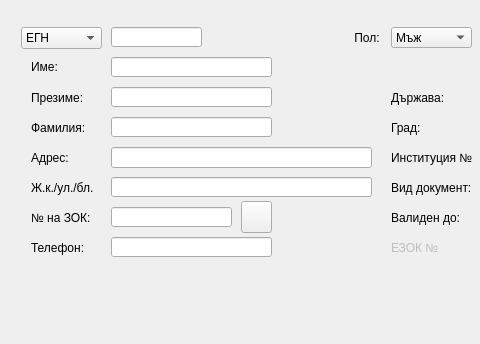
The window that src/View/Widgets/PatientFormDialog.ui (thefinalcutbg/DinoDent) describes before a commit, drawn with Qt 5; both pictures show x 0 to 480 and y 0 to 344 of the 716 by 344 pixel window.
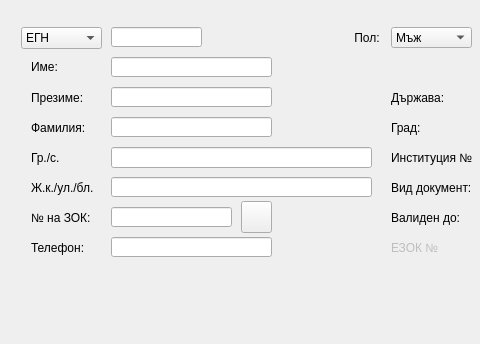
The same window after the commit. Custom widgets are drawn as their Qt base class.

Patch:
```diff
--- a/src/View/Widgets/PatientFormDialog.ui
+++ b/src/View/Widgets/PatientFormDialog.ui
@@ -606,7 +606,7 @@
        </rect>
       </property>
       <property name="text">
-       <string>Адрес:</string>
+       <string>Гр./с.</string>
       </property>
      </widget>
      <widget class="LineEdit" name="HIRBNoEdit">
```
Left out of the diff: 14 changed lines with no effect on the pictures.
